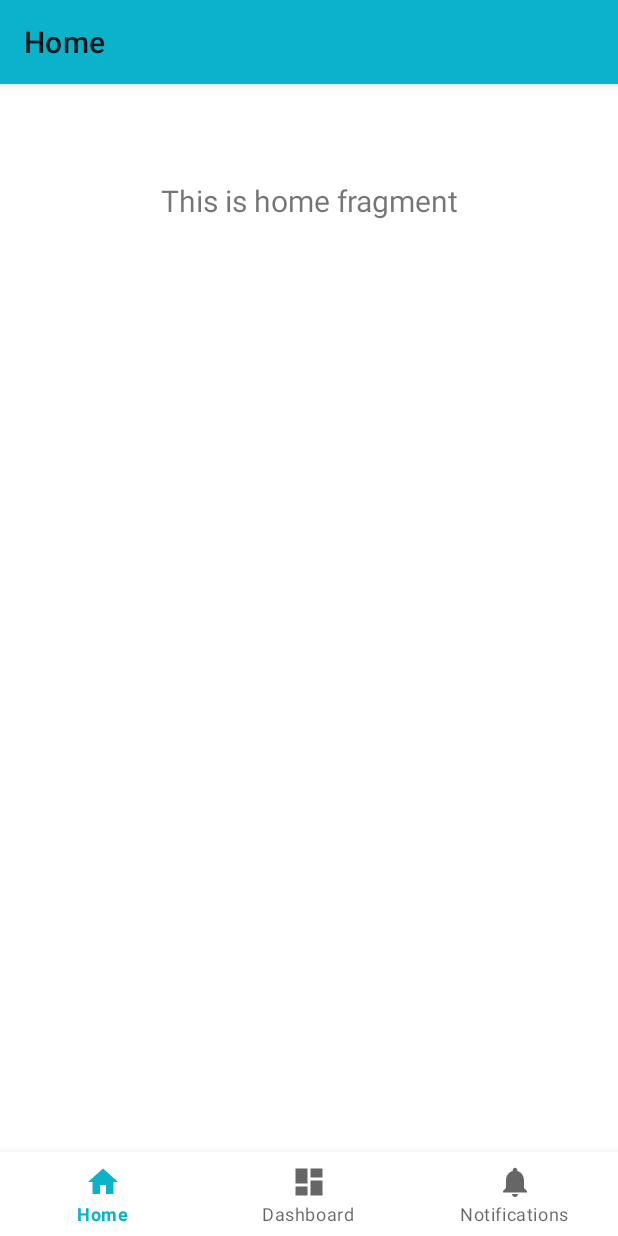
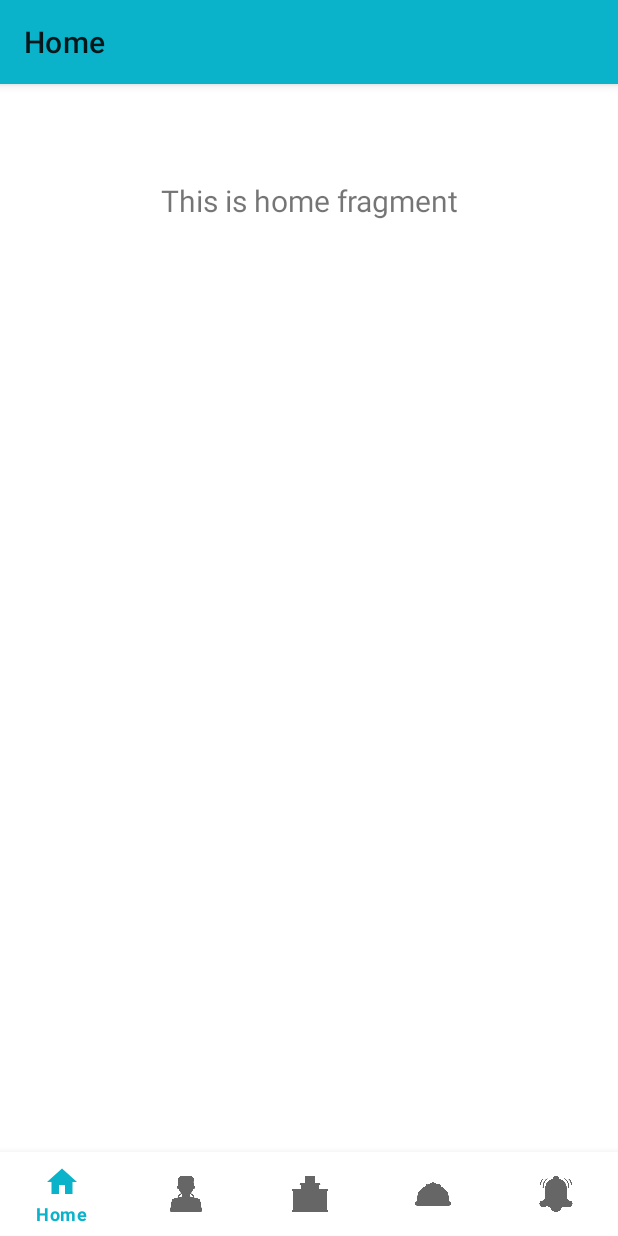
Before and after one commit to in-techouse/per-care-system, an Android app: the Dashboard screen opened directly, with no data from a screen before it, on a phone screen of 412 x 824 dp. Run offline under Robolectric (Android 15) with nearby library versions, the light colour scheme and no system bars; our stand-ins replace navigation-ui.

Commit message:
Menu activity

```diff
--- a/app/src/main/res/menu/bottom_nav_menu.xml
+++ b/app/src/main/res/menu/bottom_nav_menu.xml
@@ -5,15 +5,21 @@
         android:id="@+id/navigation_home"
         android:icon="@drawable/ic_home_black_24dp"
         android:title="@string/title_home" />
-
     <item
-        android:id="@+id/navigation_dashboard"
-        android:icon="@drawable/ic_dashboard_black_24dp"
-        android:title="@string/title_dashboard" />
-
+        android:id="@+id/navigation_doctor"
+        android:icon="@drawable/doctor"
+        android:title="Doctors"/>
     <item
-        android:id="@+id/navigation_notifications"
-        android:icon="@drawable/ic_notifications_black_24dp"
-        android:title="@string/title_notifications" />
+        android:id="@+id/navigation_clinic"
+        android:icon="@drawable/clinic"
+        android:title="Clinics"/>
+    <item
+        android:id="@+id/navigation_food"
+        android:icon="@drawable/food"
+        android:title="Food"/>
+    <item
+        android:id="@+id/navigation_notification"
+        android:icon="@drawable/notification"
+        android:title="Notifications"/>
 
 </menu>
```
Also changed, not shown: app/src/main/res/drawable/clinic.png (added), app/src/main/res/drawable/doctor.png (added), app/src/main/res/drawable/food.png (added), app/src/main/res/drawable/notification.png (added).
